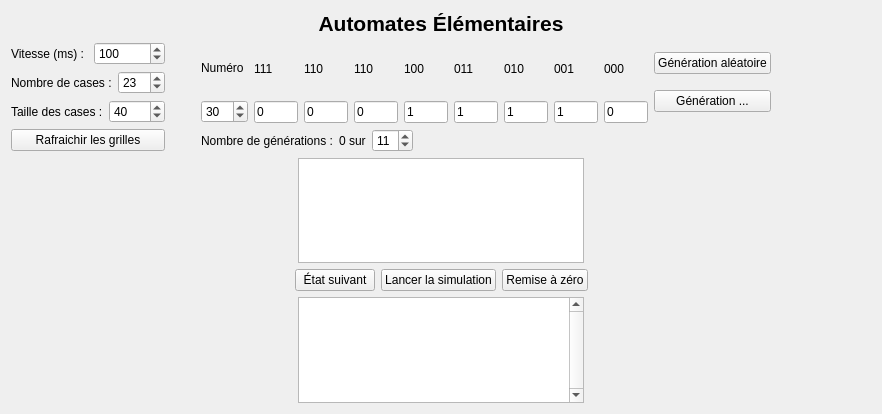
First picture: the form in src/ui/elementaireview.ui, repository danousna/autocell, before the edit.
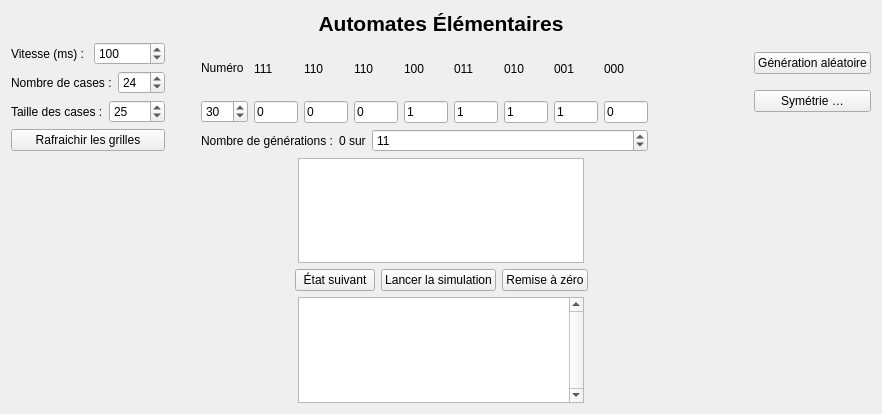
Second picture: the form after the edit.

Commit message: Symétrie

```diff
--- a/src/ui/elementaireview.ui
+++ b/src/ui/elementaireview.ui
@@ -80,7 +80,7 @@
             <number>200</number>
            </property>
            <property name="value">
-            <number>23</number>
+            <number>24</number>
            </property>
           </widget>
          </item>
@@ -104,7 +104,7 @@
             <number>100</number>
            </property>
            <property name="value">
-            <number>40</number>
+            <number>25</number>
            </property>
           </widget>
          </item>
@@ -322,7 +322,7 @@
       </layout>
      </item>
      <item row="5" column="2">
-      <layout class="QHBoxLayout" name="horizontalLayout_7" stretch="0,0,1,0">
+      <layout class="QHBoxLayout" name="horizontalLayout_7" stretch="0,0,1">
        <item>
         <widget class="QLabel" name="label_3">
          <property name="text">
@@ -350,19 +350,6 @@
          </property>
         </widget>
        </item>
-       <item>
-        <spacer name="horizontalSpacer">
-         <property name="orientation">
-          <enum>Qt::Horizontal</enum>
-         </property>
-         <property name="sizeHint" stdset="0">
-          <size>
-           <width>500</width>
-           <height>20</height>
-          </size>
-         </property>
-        </spacer>
-       </item>
       </layout>
      </item>
      <item row="5" column="0">
@@ -378,7 +365,7 @@
        </property>
       </widget>
      </item>
-     <item row="0" column="3">
+     <item row="0" column="4">
       <layout class="QVBoxLayout" name="verticalLayout_12">
        <item>
         <widget class="QPushButton" name="btnGenRandom">
@@ -390,13 +377,13 @@
        <item>
         <widget class="QPushButton" name="bntGenSym">
          <property name="text">
-          <string>Génération ...</string>
+          <string>Symétrie …</string>
          </property>
         </widget>
        </item>
       </layout>
      </item>
-     <item row="0" column="4">
+     <item row="0" column="3">
       <spacer name="horizontalSpacer_4">
        <property name="orientation">
         <enum>Qt::Horizontal</enum>
```
Left out of the diff: 5 changed lines with no effect on the pictures. The commit also changes 43 other files.
